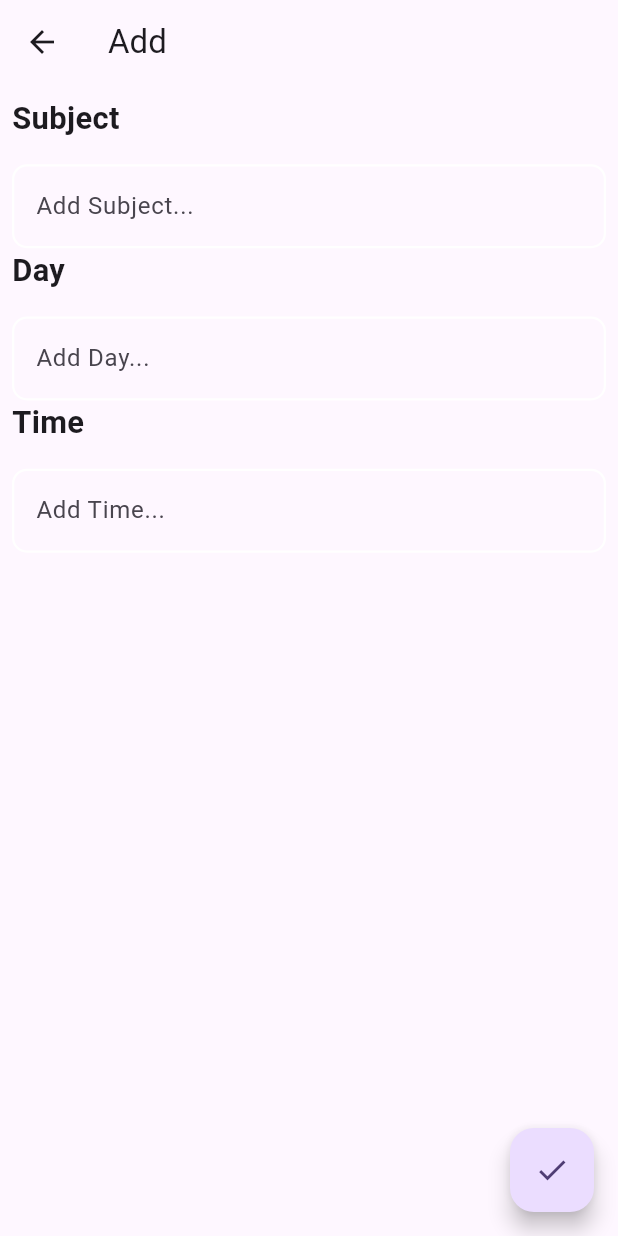
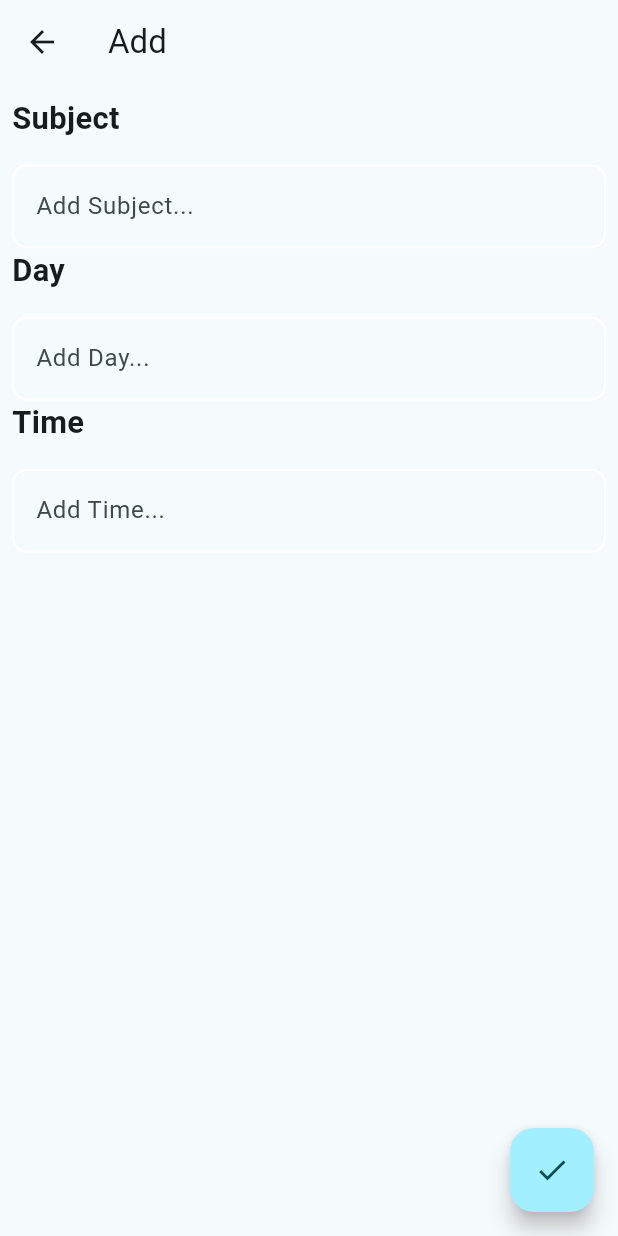
Before and after one commit to Blue-Marvel/time_table_app, a Flutter app: the screen it shows after launch, after a tap on the "add" icon, on a phone screen of 412 x 824 dp. Run offline on Flutter 3.47's test engine with Material 3 defaults, Android fonts, the phone set to English and light mode, and no system bars; our stand-ins replace flutter_riverpod, sqflite; accounts and stored records are empty.

Commit message:
feat: color update

```diff
--- a/lib/main.dart
+++ b/lib/main.dart
@@ -14,7 +14,7 @@ class MyApp extends StatelessWidget {
         title: 'Flutter Demo',
         debugShowCheckedModeBanner: false,
         theme: ThemeData(
-          colorScheme: ColorScheme.fromSeed(seedColor: Colors.deepPurple),
+          colorScheme: ColorScheme.fromSeed(seedColor: Colors.cyan),
           useMaterial3: true,
         ),
         home: const HomeScreen());
```
